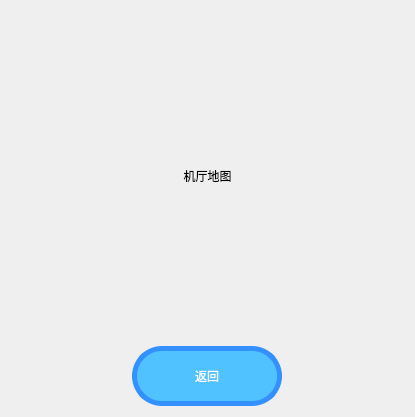
Before: the Qt Designer form ui_class/map_window.ui in reflux18d/MaiGO, drawn with Qt 5.
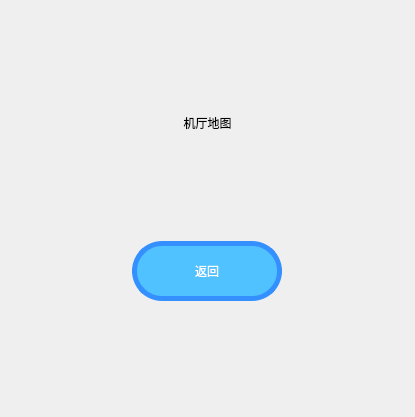
After: the same form once the commit is applied. Icons and pictures are not drawn.

The edit to the form file:
```diff
--- a/ui_class/map_window.ui
+++ b/ui_class/map_window.ui
@@ -21,6 +21,12 @@
   <layout class="QVBoxLayout" name="verticalLayout_2">
    <item>
     <widget class="QLabel" name="label">
+     <property name="sizePolicy">
+      <sizepolicy hsizetype="Preferred" vsizetype="Maximum">
+       <horstretch>0</horstretch>
+       <verstretch>0</verstretch>
+      </sizepolicy>
+     </property>
      <property name="styleSheet">
       <string notr="true">font: 14pt &quot;黑体&quot;;</string>
      </property>
@@ -35,9 +41,7 @@
    <item>
     <layout class="QVBoxLayout" name="view_layout"/>
    </item>
-   <item>
-    <layout class="QHBoxLayout" name="horizontalLayout">
-     <item>
+   <item alignment="Qt::AlignHCenter">
       <widget class="QPushButton" name="return_button">
        <property name="sizePolicy">
         <sizepolicy hsizetype="Maximum" vsizetype="Maximum">
@@ -68,8 +72,6 @@
         <string>返回</string>
        </property>
       </widget>
-     </item>
-    </layout>
    </item>
   </layout>
  </widget>
```
Lines whose indentation alone changed are shown as unchanged.
